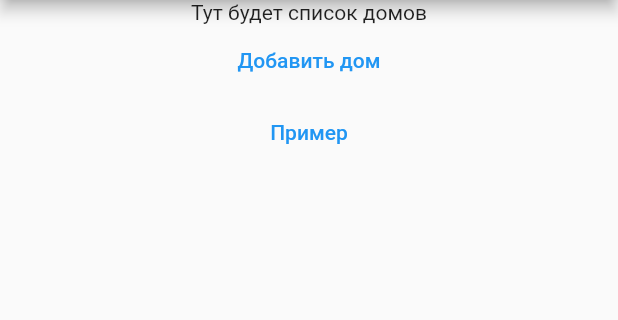
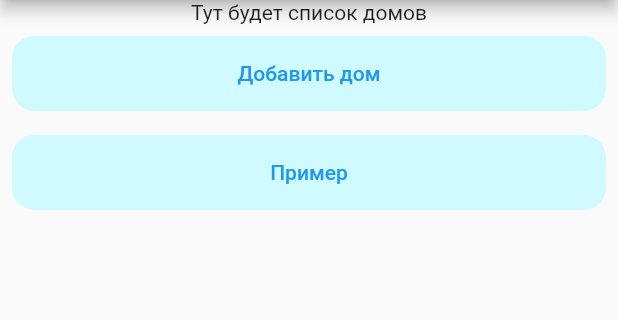
Before and after one commit to CpedaMonsterEnergyLover/BlockHouseCalculator, a Flutter app: the screen it shows after launch, on a phone screen of 412 x 824 dp, the part 84-404 px from its top. Run offline on Flutter 3.47's test engine with Material 2 defaults, Android fonts, the phone set to English and light mode, and no system bars.

Commit message:
Сделал кнопочку чучуть покрасивее

```diff
--- a/lib/pages/elements/general_button.dart
+++ b/lib/pages/elements/general_button.dart
@@ -12,8 +12,13 @@ class GeneralButton extends StatelessWidget{
   Widget build(BuildContext context) {
     return TextButton(
       onPressed: callback,
+      child: Container(
+        decoration: BoxDecoration(
+          borderRadius: BorderRadius.circular(15),
+          color: const Color(0xFFCFFAFF),
+        ),
         child: SizedBox(
-        height: 30,
+          height: 50,
           child: Center(
             child: Row(
               mainAxisAlignment: MainAxisAlignment.center,
@@ -23,6 +28,7 @@ class GeneralButton extends StatelessWidget{
             ),
           ),
         ),
+      ),
     );
   }
 
```
Lines whose indentation alone changed are shown as unchanged.
